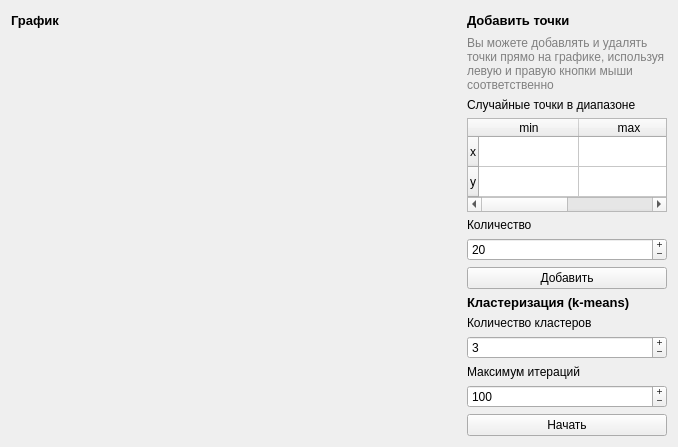
Before: the Qt Designer form s7/ai/lw/s7_ai_lw_03/qt/ui/k_means_window.ui in kos1posha/kubstu, drawn with Qt 5.
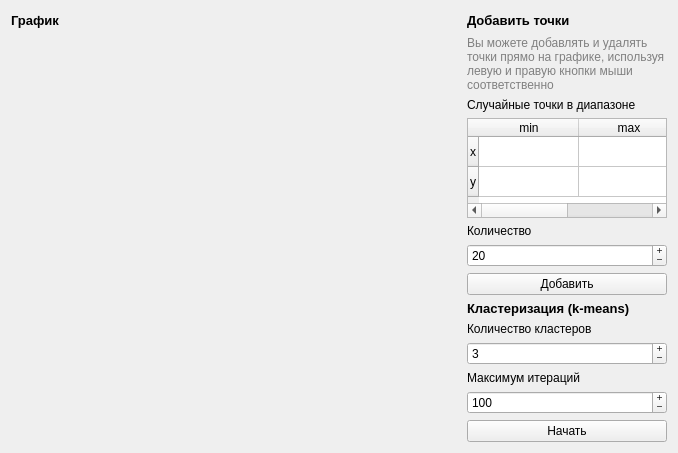
After: the same form once the commit is applied. Icons and pictures are not drawn.

```diff
--- a/s7/ai/lw/s7_ai_lw_03/qt/ui/k_means_window.ui
+++ b/s7/ai/lw/s7_ai_lw_03/qt/ui/k_means_window.ui
@@ -6,15 +6,15 @@
    <rect>
     <x>0</x>
     <y>0</y>
-    <width>666</width>
-    <height>431</height>
+    <width>668</width>
+    <height>437</height>
    </rect>
   </property>
   <property name="windowTitle">
    <string>Кластеризация</string>
   </property>
   <layout class="QGridLayout" name="gl_main">
-   <item row="0" column="3">
+   <item row="0" column="2">
     <widget class="QLabel" name="l_edit_points">
      <property name="font">
       <font>
@@ -28,18 +28,81 @@
      </property>
     </widget>
    </item>
-   <item row="1" column="3">
+   <item row="0" column="1">
+    <widget class="QToolButton" name="tb_adjust_plot">
+     <property name="styleSheet">
+      <string notr="true">background:transparent;border:none</string>
+     </property>
+     <property name="icon">
+      <iconset resource="../../resources/resources.qrc">
+       <normaloff>:/plot_scale/icons/adjust.ico</normaloff>:/plot_scale/icons/adjust.ico</iconset>
+     </property>
+    </widget>
+   </item>
+   <item row="0" column="0">
+    <widget class="QLabel" name="l_plot">
+     <property name="sizePolicy">
+      <sizepolicy hsizetype="Preferred" vsizetype="Fixed">
+       <horstretch>0</horstretch>
+       <verstretch>0</verstretch>
+      </sizepolicy>
+     </property>
+     <property name="font">
+      <font>
+       <pointsize>10</pointsize>
+       <weight>75</weight>
+       <bold>true</bold>
+      </font>
+     </property>
+     <property name="text">
+      <string>График</string>
+     </property>
+    </widget>
+   </item>
+   <item row="1" column="0" colspan="2">
+    <widget class="QWidget" name="w_plot" native="true">
+     <property name="minimumSize">
+      <size>
+       <width>450</width>
+       <height>406</height>
+      </size>
+     </property>
+     <property name="maximumSize">
+      <size>
+       <width>450</width>
+       <height>406</height>
+      </size>
+     </property>
+     <layout class="QVBoxLayout" name="vl_plot">
+      <property name="leftMargin">
+       <number>0</number>
+      </property>
+      <property name="topMargin">
+       <number>0</number>
+      </property>
+      <property name="rightMargin">
+       <number>0</number>
+      </property>
+      <property name="bottomMargin">
+       <number>0</number>
+      </property>
+     </layout>
+    </widget>
+   </item>
+   <item row="1" column="2">
+    <layout class="QVBoxLayout" name="vl_right">
+     <item>
     <widget class="QWidget" name="w_sidebar" native="true">
      <property name="minimumSize">
       <size>
        <width>200</width>
-       <height>400</height>
+         <height>0</height>
       </size>
      </property>
      <property name="maximumSize">
       <size>
-       <width>0</width>
-       <height>400</height>
+         <width>200</width>
+         <height>383</height>
       </size>
      </property>
      <layout class="QVBoxLayout" name="vl_sidebar">
@@ -257,6 +320,11 @@
           </property>
          </widget>
         </item>
+         </layout>
+        </item>
+       </layout>
+      </widget>
+     </item>
         <item>
          <widget class="QPushButton" name="pb_clustering">
           <property name="text">
@@ -265,70 +333,6 @@
          </widget>
         </item>
        </layout>
-      </item>
-     </layout>
-    </widget>
-   </item>
-   <item row="1" column="0" colspan="3">
-    <widget class="QWidget" name="w_plot" native="true">
-     <property name="minimumSize">
-      <size>
-       <width>450</width>
-       <height>400</height>
-      </size>
-     </property>
-     <property name="maximumSize">
-      <size>
-       <width>450</width>
-       <height>400</height>
-      </size>
-     </property>
-     <layout class="QVBoxLayout" name="vl_plot">
-      <property name="leftMargin">
-       <number>0</number>
-      </property>
-      <property name="topMargin">
-       <number>0</number>
-      </property>
-      <property name="rightMargin">
-       <number>0</number>
-      </property>
-      <property name="bottomMargin">
-       <number>0</number>
-      </property>
-     </layout>
-    </widget>
-   </item>
-   <item row="0" column="0" colspan="2">
-    <widget class="QLabel" name="l_plot">
-     <property name="sizePolicy">
-      <sizepolicy hsizetype="Preferred" vsizetype="Fixed">
-       <horstretch>0</horstretch>
-       <verstretch>0</verstretch>
-      </sizepolicy>
-     </property>
-     <property name="font">
-      <font>
-       <pointsize>10</pointsize>
-       <weight>75</weight>
-       <bold>true</bold>
-      </font>
-     </property>
-     <property name="text">
-      <string>График</string>
-     </property>
-    </widget>
-   </item>
-   <item row="0" column="2">
-    <widget class="QToolButton" name="tb_adjust_plot">
-     <property name="styleSheet">
-      <string notr="true">background:transparent;border:none</string>
-     </property>
-     <property name="icon">
-      <iconset resource="../../resources/resources.qrc">
-       <normaloff>:/plot_scale/icons/adjust.ico</normaloff>:/plot_scale/icons/adjust.ico</iconset>
-     </property>
-    </widget>
    </item>
   </layout>
  </widget>
```
Lines whose indentation alone changed are shown as unchanged.
